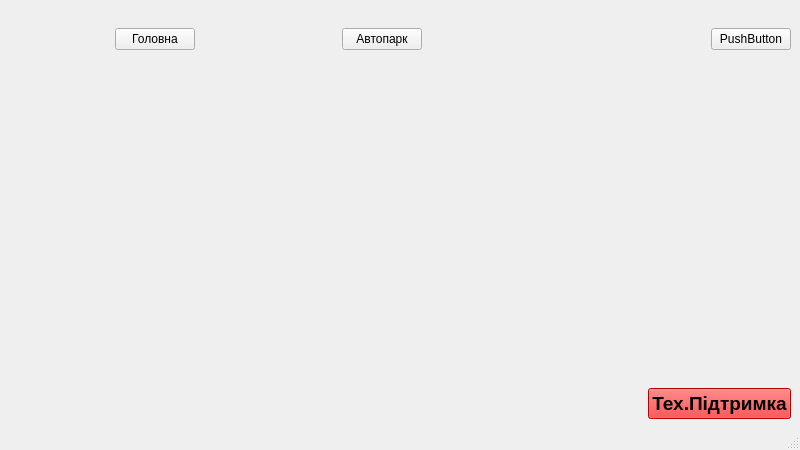
Maxverrr/kursova, file kursova/mainwindow.ui: the form before one commit.
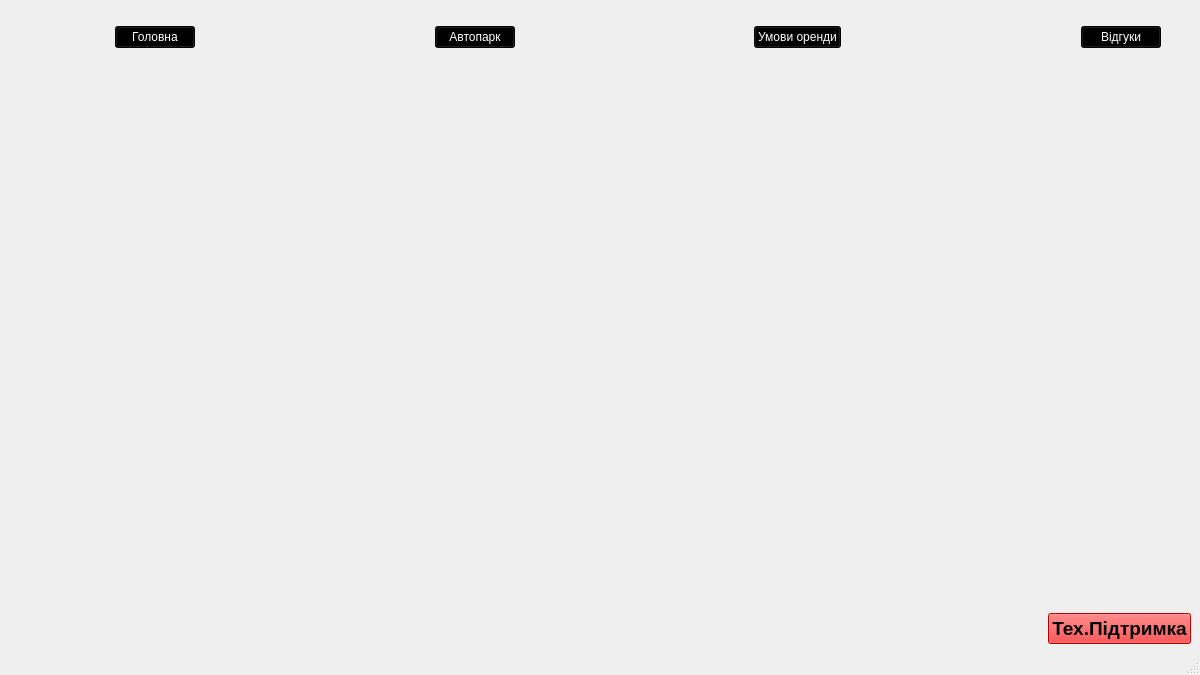
The form after the commit. Icons and pictures are not drawn.

The edit to the form file:
```diff
--- a/kursova/mainwindow.ui
+++ b/kursova/mainwindow.ui
@@ -6,8 +6,8 @@
    <rect>
     <x>0</x>
     <y>0</y>
-    <width>800</width>
-    <height>450</height>
+    <width>1200</width>
+    <height>675</height>
    </rect>
   </property>
   <property name="windowTitle">
@@ -20,7 +20,7 @@
   </property>
   <widget class="QWidget" name="centralwidget">
    <layout class="QGridLayout" name="gridLayout">
-    <item row="0" column="0">
+    <item row="0" column="1">
      <layout class="QHBoxLayout" name="horizontalLayout">
       <item>
        <widget class="QLabel" name="label">
@@ -35,8 +35,8 @@
         </property>
         <property name="minimumSize">
          <size>
-          <width>100</width>
-          <height>60</height>
+          <width>91</width>
+          <height>57</height>
          </size>
         </property>
         <property name="maximumSize">
@@ -80,6 +80,11 @@
       </item>
       <item>
        <widget class="QPushButton" name="pbmain">
+        <property name="styleSheet">
+         <string notr="true">background-color: rgb(0, 0, 0);
+font: 900 14pt &quot;Arial Black&quot;;
+color: rgb(255, 255, 255);</string>
+        </property>
         <property name="text">
          <string>Головна</string>
         </property>
@@ -103,6 +108,11 @@
       </item>
       <item>
        <widget class="QPushButton" name="pbAutopark">
+        <property name="styleSheet">
+         <string notr="true">background-color: rgb(0, 0, 0);
+font: 900 14pt &quot;Arial Black&quot;;
+color: rgb(255, 255, 255);</string>
+        </property>
         <property name="text">
          <string>Автопарк</string>
         </property>
@@ -121,6 +131,18 @@
         </property>
        </spacer>
       </item>
+      <item>
+       <widget class="QPushButton" name="pushButton">
+        <property name="styleSheet">
+         <string notr="true">background-color: rgb(0, 0, 0);
+font: 900 14pt &quot;Arial Black&quot;;
+color: rgb(255, 255, 255);</string>
+        </property>
+        <property name="text">
+         <string>Умови оренди</string>
+        </property>
+       </widget>
+      </item>
       <item>
        <spacer name="horizontalSpacer">
         <property name="orientation">
@@ -136,14 +158,35 @@
       </item>
       <item>
        <widget class="QPushButton" name="pushButton_2">
+        <property name="styleSheet">
+         <string notr="true">background-color: rgb(0, 0, 0);
+font: 900 14pt &quot;Arial Black&quot;;
+color: rgb(255, 255, 255);</string>
+        </property>
         <property name="text">
-         <string>PushButton</string>
+         <string>Відгуки</string>
         </property>
        </widget>
       </item>
+      <item>
+       <spacer name="horizontalSpacer_4">
+        <property name="orientation">
+         <enum>Qt::Orientation::Horizontal</enum>
+        </property>
+        <property name="sizeType">
+         <enum>QSizePolicy::Policy::Fixed</enum>
+        </property>
+        <property name="sizeHint" stdset="0">
+         <size>
+          <width>30</width>
+          <height>20</height>
+         </size>
+        </property>
+       </spacer>
+      </item>
      </layout>
     </item>
-    <item row="1" column="0">
+    <item row="1" column="1">
      <layout class="QVBoxLayout" name="verticalLayout">
       <item>
        <widget class="QStackedWidget" name="stackedWidget">
@@ -161,7 +204,7 @@
       </item>
      </layout>
     </item>
-    <item row="2" column="0">
+    <item row="2" column="1">
      <layout class="QHBoxLayout" name="horizontalLayout_2">
       <item>
        <spacer name="horizontalSpacer_2">
```
Left out of the diff: 3 changed lines with no effect on the pictures.
